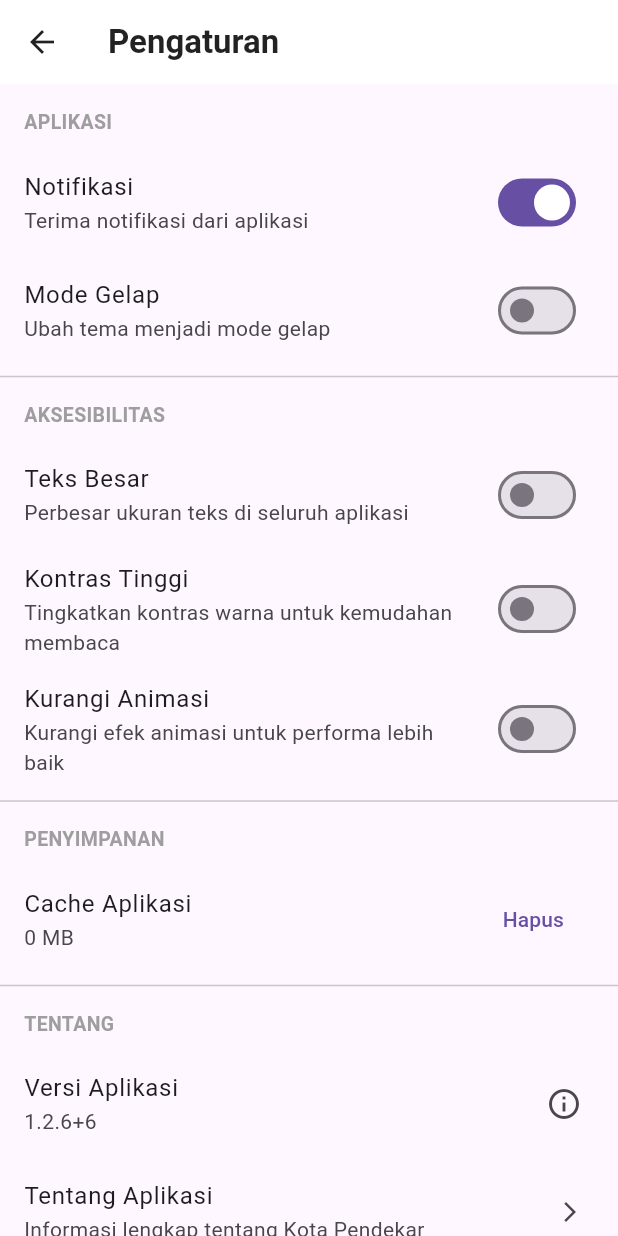
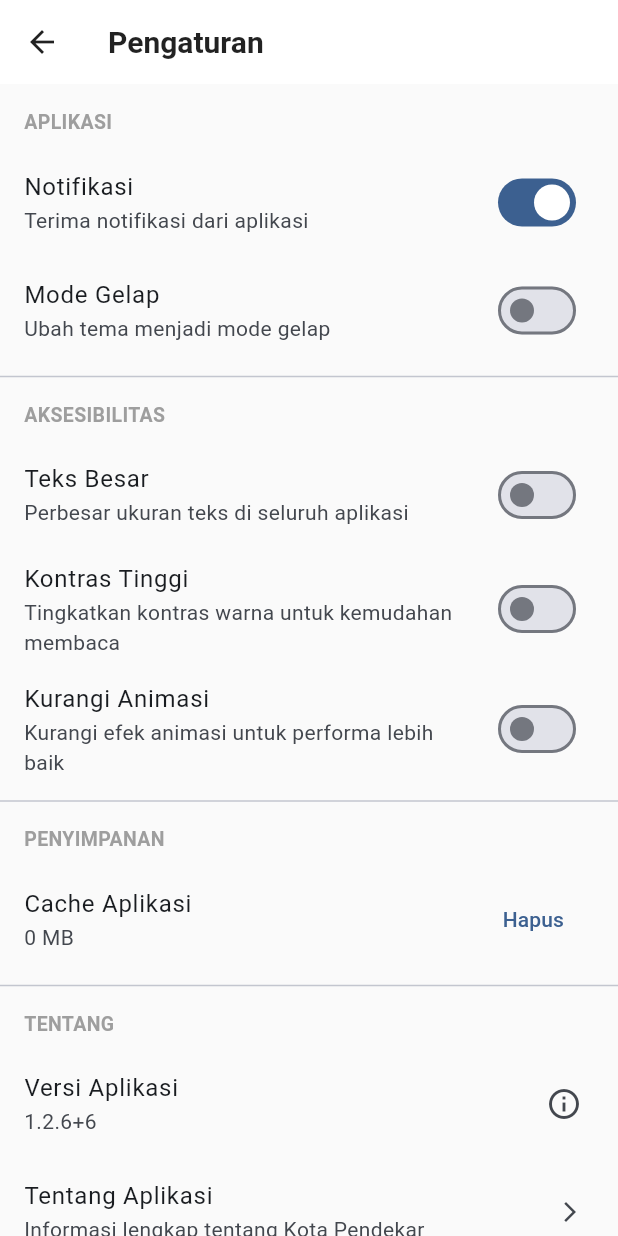
Before and after one commit to arezyhs/Aplikasi-Kota-Pendekar, a Flutter app: the screen it shows after launch, item 2 of the bottom bar chosen, after a tap on the "settings" icon, on a phone screen of 412 x 824 dp. Run offline on Flutter 3.47's test engine with Material 3 defaults, Android fonts, the phone set to English and light mode, and no system bars; our stand-ins replace animated_splash_screen, carousel_slider, flutter_svg, font_awesome_flutter, just_audio, marquee and 4 more; missing offline and left inert: audio_session, flutter_downloader, flutter_inappwebview, siri_wave; network calls fail; statements that could not run were skipped.

Commit message:
feat: Implement dark mode support and refactor theme handling across the application

```diff
--- a/lib/homepage/views/home/home_view.dart
+++ b/lib/homepage/views/home/home_view.dart
@@ -72,18 +72,15 @@ class _HomePageState extends State<HomePage> {
         },
         child: Scaffold(
           appBar: AppBar(
-            backgroundColor: Colors.white,
             elevation: 0,
             centerTitle: false,
-            iconTheme: const IconThemeData(color: Colors.black87),
             title: Text(
               appBarTitle,
-              style: const TextStyle(
-                  color: Colors.black87, fontWeight: FontWeight.w700),
+              style: const TextStyle(fontWeight: FontWeight.w700),
             ),
             actions: [
               IconButton(
-                icon: const Icon(Icons.settings, color: Colors.black87),
+                icon: const Icon(Icons.settings),
                 onPressed: () {
                   Navigator.push(
                     context,
@@ -112,7 +109,6 @@ class _HomePageState extends State<HomePage> {
               ),
             ],
             currentIndex: _selectedIndex,
-            selectedItemColor: Colors.blue,
             onTap: _onItemTapped,
           ),
         ),
--- a/lib/homepage/views/splash/splashscreen.dart
+++ b/lib/homepage/views/splash/splashscreen.dart
@@ -10,22 +10,14 @@ class SplashScreen extends StatelessWidget {
   @override
   Widget build(BuildContext context) {
     SizeConfig().init(context);
-    return MaterialApp(
-      debugShowCheckedModeBanner: false,
-      title: 'Pendekar Kota Madiun',
-      home: AnimatedSplashScreen(
+    return AnimatedSplashScreen(
       splash: 'assets/images/splash.gif',
       nextScreen: const HomePage(),
       duration: 5000,
       splashTransition: SplashTransition.fadeTransition,
       pageTransitionType: PageTransitionType.fade,
       splashIconSize: double.infinity,
-        // alignment: Alignment.topCenter,
-        backgroundColor: const Color(0xffe5e5e5),
-      ),
-      // routes: {
-      //   otp.routeName: (context) => otp(),
-      // }
+      backgroundColor: Theme.of(context).scaffoldBackgroundColor,
     );
   }
 }
--- a/lib/main.dart
+++ b/lib/main.dart
@@ -8,6 +8,7 @@ import 'package:pendekar/homepage/views/splash/splashscreen.dart';
 import 'package:pendekar/constants/navigation.dart';
 import 'package:pendekar/utils/services/local_storage_service.dart';
 import 'package:pendekar/utils/accessibility_provider.dart';
+import 'package:pendekar/utils/theme_provider.dart';
 
 Future<void> main() async {
   WidgetsFlutterBinding.ensureInitialized();
@@ -50,17 +51,18 @@ class MyApp extends StatelessWidget {
   @override
   Widget build(BuildContext context) {
     return AnimatedBuilder(
+      animation: themeNotifier,
+      builder: (context, _) {
+        return AnimatedBuilder(
           animation: accessibilityNotifier,
           builder: (context, child) {
-        final darkMode = LocalStorageService.getBool('dark_mode') ?? false;
             final settings = accessibilityNotifier.settings;
+            final isDark = themeNotifier.isDarkMode;
 
-        ThemeData baseTheme = ThemeData(
-          primarySwatch: Colors.blue,
-          brightness: darkMode ? Brightness.dark : Brightness.light,
-          scaffoldBackgroundColor: darkMode ? Colors.grey[900] : Colors.white,
-        );
+            debugPrint('🎨 Building app with dark mode: $isDark');
 
+            ThemeData baseTheme =
+                isDark ? themeNotifier.darkTheme : themeNotifier.lightTheme;
             ThemeData theme = settings.applyToTheme(baseTheme);
 
             return MaterialApp(
@@ -81,5 +83,7 @@ class MyApp extends StatelessWidget {
             );
           },
         );
+      },
+    );
   }
 }
--- a/lib/screens/home/home_screen.dart
+++ b/lib/screens/home/home_screen.dart
@@ -609,11 +609,12 @@ class _LayananUtamaState extends State<_LayananUtama> {
                         height: screenWidth * 0.16,
                         padding: const EdgeInsets.all(8),
                         decoration: BoxDecoration(
-                          color: Colors.white,
+                          color: Theme.of(context).colorScheme.surface,
                           borderRadius: BorderRadius.circular(14),
                           boxShadow: [
                             BoxShadow(
-                              color: Colors.black.withAlpha(15),
+                              color:
+                                  Theme.of(context).shadowColor.withAlpha(15),
                               blurRadius: 8,
                               offset: const Offset(0, 4),
                             ),
@@ -672,7 +673,8 @@ class _LayananUtamaState extends State<_LayananUtama> {
             },
             style: OutlinedButton.styleFrom(
               padding: const EdgeInsets.symmetric(vertical: 14),
-              side: BorderSide(color: Colors.blue[700]!, width: 1.5),
+              side: BorderSide(
+                  color: Theme.of(context).colorScheme.primary, width: 1.5),
               shape: RoundedRectangleBorder(
                 borderRadius: BorderRadius.circular(12),
               ),
@@ -680,12 +682,13 @@ class _LayananUtamaState extends State<_LayananUtama> {
             child: Row(
               mainAxisAlignment: MainAxisAlignment.center,
               children: [
-                Icon(Icons.grid_view, color: Colors.blue[700], size: 18),
+                Icon(Icons.grid_view,
+                    color: Theme.of(context).colorScheme.primary, size: 18),
                 const SizedBox(width: 8),
                 Text(
                   'Lihat Semua Layanan',
                   style: TextStyle(
-                    color: Colors.blue[700],
+                    color: Theme.of(context).colorScheme.primary,
                     fontWeight: FontWeight.w600,
                     fontSize: 14,
                   ),
@@ -717,7 +720,10 @@ class _LayananUtamaState extends State<_LayananUtama> {
                     const Color(0xFF4A90E2),
                     const Color(0xFF357ABD)
                   ], // Blue for Mbangun Swarga
-                  [const Color(0xFF50C878), const Color(0xFF3D9E5D)], // Green for Manekin
+                  [
+                    const Color(0xFF50C878),
+                    const Color(0xFF3D9E5D)
+                  ], // Green for Manekin
                 ];
 
                 return GestureDetector(
@@ -786,12 +792,13 @@ class _LayananUtamaState extends State<_LayananUtama> {
                                 width: 64,
                                 height: 64,
                                 decoration: BoxDecoration(
-                                  color: Colors.white,
+                                  color: Theme.of(context).colorScheme.surface,
                                   borderRadius: BorderRadius.circular(16),
                                   boxShadow: [
                                     BoxShadow(
-                                      color:
-                                          Colors.black.withValues(alpha: 0.1),
+                                      color: Theme.of(context)
+                                          .shadowColor
+                                          .withValues(alpha: 0.1),
                                       blurRadius: 8,
                                       offset: const Offset(0, 4),
                                     ),
--- a/lib/screens/layanan/layanan_screen.dart
+++ b/lib/screens/layanan/layanan_screen.dart
@@ -64,16 +64,22 @@ class _SemuaaplikasiState extends State<Semuaaplikasi> {
 
   @override
   Widget build(BuildContext context) {
+    final isDark = Theme.of(context).brightness == Brightness.dark;
     // Return a body only (we already have an AppBar in the parent LayananPage)
     return Container(
       decoration: BoxDecoration(
         gradient: LinearGradient(
           begin: Alignment.topRight,
           end: Alignment.bottomLeft,
-          colors: const [
-            Color(0xFFF7F9FC),
-            Color(0xFFFFFFFF),
-          ],
+          colors: isDark
+              ? [
+                  const Color(0xFF1A1A1A),
+                  const Color(0xFF121212),
+                ]
+              : const [
+                  Color(0xFFF7F9FC),
+                  Color(0xFFFFFFFF),
+                ],
         ),
       ),
       padding: const EdgeInsets.symmetric(horizontal: 16.0, vertical: 12.0),
@@ -88,7 +94,7 @@ class _SemuaaplikasiState extends State<Semuaaplikasi> {
               hintText: 'Cari aplikasi...',
               prefixIcon: const Icon(Icons.search),
               filled: true,
-              fillColor: Colors.white,
+              fillColor: Theme.of(context).colorScheme.surface,
               contentPadding: const EdgeInsets.symmetric(vertical: 12.0),
               border: OutlineInputBorder(
                 borderRadius: BorderRadius.circular(12.0),
@@ -145,7 +151,11 @@ class _SemuaaplikasiState extends State<Semuaaplikasi> {
           padding: const EdgeInsets.only(right: 8.0),
           child: Icon(
             Icons.apps,
-            color: Colors.black54,
+            color: Theme.of(context)
+                .textTheme
+                .bodyMedium
+                ?.color
+                ?.withValues(alpha: 0.6),
             size: 20,
           ),
         ),
@@ -156,7 +166,7 @@ class _SemuaaplikasiState extends State<Semuaaplikasi> {
           "Layanan ASN",
           textAlign: TextAlign.left,
           style: TextStyle(
-            color: Color.fromARGB(255, 11, 11, 11),
+            color: Theme.of(context).textTheme.titleLarge?.color,
             fontSize: fontSize,
             fontWeight: FontWeight.bold,
           ),
@@ -314,7 +324,11 @@ class _SemuaaplikasiState extends State<Semuaaplikasi> {
           padding: const EdgeInsets.only(right: 8.0),
           child: Icon(
             Icons.public,
-            color: Colors.black54,
+            color: Theme.of(context)
+                .textTheme
+                .bodyMedium
+                ?.color
+                ?.withValues(alpha: 0.6),
             size: 20,
           ),
         ),
@@ -325,7 +339,7 @@ class _SemuaaplikasiState extends State<Semuaaplikasi> {
           "Layanan Publik",
           textAlign: TextAlign.left,
           style: TextStyle(
-            color: Color.fromARGB(255, 11, 11, 11),
+            color: Theme.of(context).textTheme.titleLarge?.color,
             fontSize: fontSize,
             fontWeight: FontWeight.bold,
           ),
@@ -417,7 +431,11 @@ class _SemuaaplikasiState extends State<Semuaaplikasi> {
           padding: const EdgeInsets.only(right: 8.0),
           child: Icon(
             Icons.report,
-            color: Colors.black54,
+            color: Theme.of(context)
+                .textTheme
+                .bodyMedium
+                ?.color
+                ?.withValues(alpha: 0.6),
             size: 20,
           ),
         ),
@@ -428,7 +446,7 @@ class _SemuaaplikasiState extends State<Semuaaplikasi> {
           "Layanan Pengaduan",
           textAlign: TextAlign.left,
           style: TextStyle(
-            color: Color.fromARGB(255, 11, 11, 11),
+            color: Theme.of(context).textTheme.titleLarge?.color,
             fontSize: fontSize,
             fontWeight: FontWeight.bold,
           ),
@@ -518,7 +536,11 @@ class _SemuaaplikasiState extends State<Semuaaplikasi> {
           padding: const EdgeInsets.only(right: 8.0),
           child: Icon(
             Icons.local_hospital,
-            color: Colors.black54,
+            color: Theme.of(context)
+                .textTheme
+                .bodyMedium
+                ?.color
+                ?.withValues(alpha: 0.6),
             size: 20,
           ),
         ),
@@ -529,7 +551,7 @@ class _SemuaaplikasiState extends State<Semuaaplikasi> {
           "Layanan Kesehatan",
           textAlign: TextAlign.left,
           style: TextStyle(
-            color: Color.fromARGB(255, 11, 11, 11),
+            color: Theme.of(context).textTheme.titleLarge?.color,
             fontSize: fontSize,
             fontWeight: FontWeight.bold,
           ),
@@ -614,7 +636,11 @@ class _SemuaaplikasiState extends State<Semuaaplikasi> {
           padding: const EdgeInsets.only(right: 8.0),
           child: Icon(
             Icons.info,
-            color: Colors.black54,
+            color: Theme.of(context)
+                .textTheme
+                .bodyMedium
+                ?.color
+                ?.withValues(alpha: 0.6),
             size: 20,
           ),
         ),
@@ -625,7 +651,7 @@ class _SemuaaplikasiState extends State<Semuaaplikasi> {
           "Layanan Informasi",
           textAlign: TextAlign.left,
           style: TextStyle(
-            color: Color.fromARGB(255, 11, 11, 11),
+            color: Theme.of(context).textTheme.titleLarge?.color,
             fontSize: fontSize,
             fontWeight: FontWeight.bold,
           ),
@@ -739,11 +765,11 @@ class _berandaCard extends StatelessWidget {
             height: screenWidth * 0.18,
             padding: const EdgeInsets.all(8),
             decoration: BoxDecoration(
-              color: Colors.white,
+              color: Theme.of(context).colorScheme.surface,
               borderRadius: BorderRadius.circular(14),
               boxShadow: [
                 BoxShadow(
-                  color: Colors.black.withAlpha(15),
+                  color: Theme.of(context).shadowColor.withAlpha(15),
                   blurRadius: 8,
                   offset: Offset(0, 4),
                 ),
--- a/lib/screens/settings/privacy_policy_page.dart
+++ b/lib/screens/settings/privacy_policy_page.dart
@@ -10,13 +10,10 @@ class PrivacyPolicyPage extends StatelessWidget {
         title: const Text(
           'Kebijakan Privasi',
           style: TextStyle(
-            color: Colors.black87,
             fontWeight: FontWeight.w700,
           ),
         ),
-        backgroundColor: Colors.white,
         elevation: 0,
-        iconTheme: const IconThemeData(color: Colors.black87),
       ),
       body: SingleChildScrollView(
         padding: const EdgeInsets.all(16),
--- a/lib/screens/settings/settings_screen.dart
+++ b/lib/screens/settings/settings_screen.dart
@@ -1,6 +1,7 @@
 import 'package:flutter/material.dart';
 import 'package:pendekar/utils/services/local_storage_service.dart';
 import 'package:pendekar/utils/accessibility_provider.dart';
+import 'package:pendekar/utils/theme_provider.dart';
 import 'package:pendekar/screens/settings/privacy_policy_page.dart';
 import 'package:pendekar/screens/settings/terms_conditions_page.dart';
 
@@ -27,7 +28,6 @@ class _SettingsScreenState extends State<SettingsScreen> {
 
   Future<void> _loadSettings() async {
     final notifications = LocalStorageService.getBool('notifications') ?? true;
-    final darkMode = LocalStorageService.getBool('dark_mode') ?? false;
     final largeText = LocalStorageService.getBool('large_text') ?? false;
     final highContrast = LocalStorageService.getBool('high_contrast') ?? false;
     final reducedAnimations =
@@ -35,7 +35,7 @@ class _SettingsScreenState extends State<SettingsScreen> {
 
     setState(() {
       _notificationsEnabled = notifications;
-      _darkModeEnabled = darkMode;
+      _darkModeEnabled = themeNotifier.isDarkMode;
       _largeTextEnabled = largeText;
       _highContrastEnabled = highContrast;
       _reducedAnimationsEnabled = reducedAnimations;
@@ -79,13 +79,10 @@ class _SettingsScreenState extends State<SettingsScreen> {
         title: const Text(
           'Pengaturan',
           style: TextStyle(
-            color: Colors.black87,
             fontWeight: FontWeight.w700,
           ),
         ),
-        backgroundColor: Colors.white,
         elevation: 0,
-        iconTheme: const IconThemeData(color: Colors.black87),
       ),
       body: ListView(
         children: [
@@ -115,14 +112,8 @@ class _SettingsScreenState extends State<SettingsScreen> {
             subtitle: const Text('Ubah tema menjadi mode gelap'),
             value: _darkModeEnabled,
             onChanged: (value) async {
-              final messenger = ScaffoldMessenger.of(context);
               setState(() => _darkModeEnabled = value);
-              await LocalStorageService.setBool('dark_mode', value);
-              messenger.showSnackBar(
-                const SnackBar(
-                  content: Text('Restart aplikasi untuk menerapkan tema baru'),
-                ),
-              );
+              await themeNotifier.toggleTheme(value);
             },
           ),
 
--- a/lib/screens/settings/terms_conditions_page.dart
+++ b/lib/screens/settings/terms_conditions_page.dart
@@ -10,13 +10,10 @@ class TermsConditionsPage extends StatelessWidget {
         title: const Text(
           'Syarat & Ketentuan',
           style: TextStyle(
-            color: Colors.black87,
             fontWeight: FontWeight.w700,
           ),
         ),
-        backgroundColor: Colors.white,
         elevation: 0,
-        iconTheme: const IconThemeData(color: Colors.black87),
       ),
       body: SingleChildScrollView(
         padding: const EdgeInsets.all(16),
--- a/lib/utils/accessibility_provider.dart
+++ b/lib/utils/accessibility_provider.dart
@@ -102,19 +102,18 @@ class AccessibilitySettings {
   ThemeData applyToTheme(ThemeData base) {
     if (!highContrast) return base;
 
-    // High contrast theme modifications
+    // High contrast theme modifications - respect dark mode
+    final isDark = base.brightness == Brightness.dark;
+
     return base.copyWith(
       colorScheme: base.colorScheme.copyWith(
-        primary: Colors.blue.shade900,
-        secondary: Colors.orange.shade800,
-        surface: Colors.white,
+        primary: isDark ? Colors.blue.shade400 : Colors.blue.shade900,
+        secondary: isDark ? Colors.orange.shade400 : Colors.orange.shade800,
       ),
-      scaffoldBackgroundColor: Colors.white,
-      cardColor: Colors.white,
-      dividerColor: Colors.black87,
+      dividerColor: isDark ? Colors.white70 : Colors.black87,
       textTheme: base.textTheme.apply(
-        bodyColor: Colors.black,
-        displayColor: Colors.black,
+        bodyColor: isDark ? Colors.white : Colors.black,
+        displayColor: isDark ? Colors.white : Colors.black,
       ),
     );
   }
--- /dev/null
+++ b/lib/utils/theme_provider.dart
@@ -0,0 +1,86 @@
+import 'package:flutter/material.dart';
+import 'package:pendekar/utils/services/local_storage_service.dart';
+
+class ThemeNotifier extends ChangeNotifier {
+  bool _isDarkMode = false;
+
+  bool get isDarkMode => _isDarkMode;
+
+  ThemeNotifier() {
+    _loadTheme();
+  }
+
+  void _loadTheme() {
+    _isDarkMode = LocalStorageService.getBool('dark_mode') ?? false;
+  }
+
+  Future<void> toggleTheme(bool isDark) async {
+    _isDarkMode = isDark;
+    await LocalStorageService.setBool('dark_mode', isDark);
+    debugPrint('🌙 Dark mode toggled to: $isDark');
+    notifyListeners();
+  }
+
+  ThemeData get lightTheme {
+    return ThemeData(
+      useMaterial3: true,
+      brightness: Brightness.light,
+      colorScheme: ColorScheme.fromSeed(
+        seedColor: const Color(0xFF1976D2),
+        brightness: Brightness.light,
+      ),
+      scaffoldBackgroundColor: Colors.grey[50],
+      cardColor: Colors.white,
+      dividerColor: Colors.grey[300],
+      appBarTheme: const AppBarTheme(
+        backgroundColor: Colors.white,
+        foregroundColor: Colors.black87,
+        elevation: 0,
+        iconTheme: IconThemeData(color: Colors.black87),
+        titleTextStyle: TextStyle(
+          color: Colors.black87,
+          fontSize: 20,
+          fontWeight: FontWeight.w700,
+        ),
+      ),
+      bottomNavigationBarTheme: BottomNavigationBarThemeData(
+        backgroundColor: Colors.white,
+        selectedItemColor: const Color(0xFF1976D2),
+        unselectedItemColor: Colors.grey[600],
+      ),
+    );
+  }
+
+  ThemeData get darkTheme {
+    return ThemeData(
+      useMaterial3: true,
+      brightness: Brightness.dark,
+      colorScheme: ColorScheme.fromSeed(
+        seedColor: const Color(0xFF1976D2),
+        brightness: Brightness.dark,
+      ),
+      scaffoldBackgroundColor: const Color(0xFF121212),
+      cardColor: const Color(0xFF1E1E1E),
+      dividerColor: Colors.grey[800],
+      appBarTheme: const AppBarTheme(
+        backgroundColor: Color(0xFF1E1E1E),
+        foregroundColor: Colors.white,
+        elevation: 0,
+        iconTheme: IconThemeData(color: Colors.white),
+        titleTextStyle: TextStyle(
+          color: Colors.white,
+          fontSize: 20,
+          fontWeight: FontWeight.w700,
+        ),
+      ),
+      bottomNavigationBarTheme: const BottomNavigationBarThemeData(
+        backgroundColor: Color(0xFF1E1E1E),
+        selectedItemColor: Color(0xFF64B5F6),
+        unselectedItemColor: Colors.grey,
+      ),
+    );
+  }
+}
+
+// Global instance
+final themeNotifier = ThemeNotifier();
```
Also changed, not shown: lib/homepage/menu/layanan_asn.dart (+13 -6 lines), lib/homepage/menu/layananinformasi.dart (+13 -6 lines), lib/homepage/menu/layanankesehatan.dart (+13 -6 lines), lib/homepage/menu/layananpengaduan.dart (+13 -6 lines), lib/homepage/menu/layananpublik.dart (+13 -6 lines), lib/screens/berita/berita_screen.dart (+7 -3 lines), lib/utils/helpers/colorhelper.dart (+11 -8 lines), lib/utils/helpers/texthelper.dart (+12 -12 lines). Lines whose indentation alone changed are shown as unchanged.
